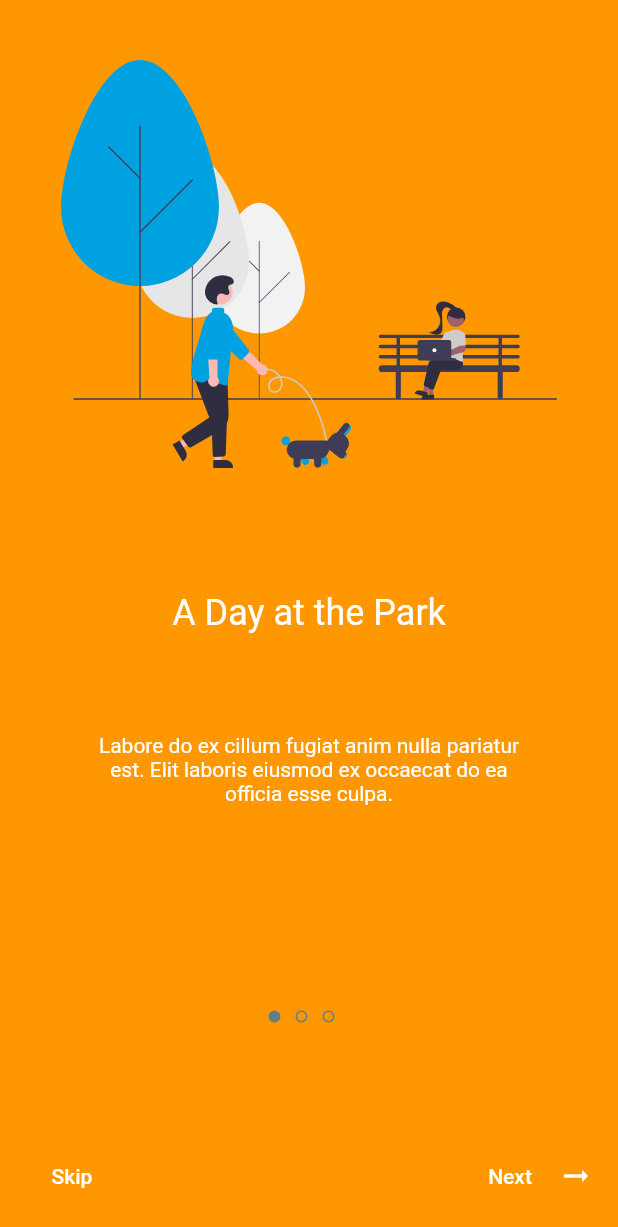
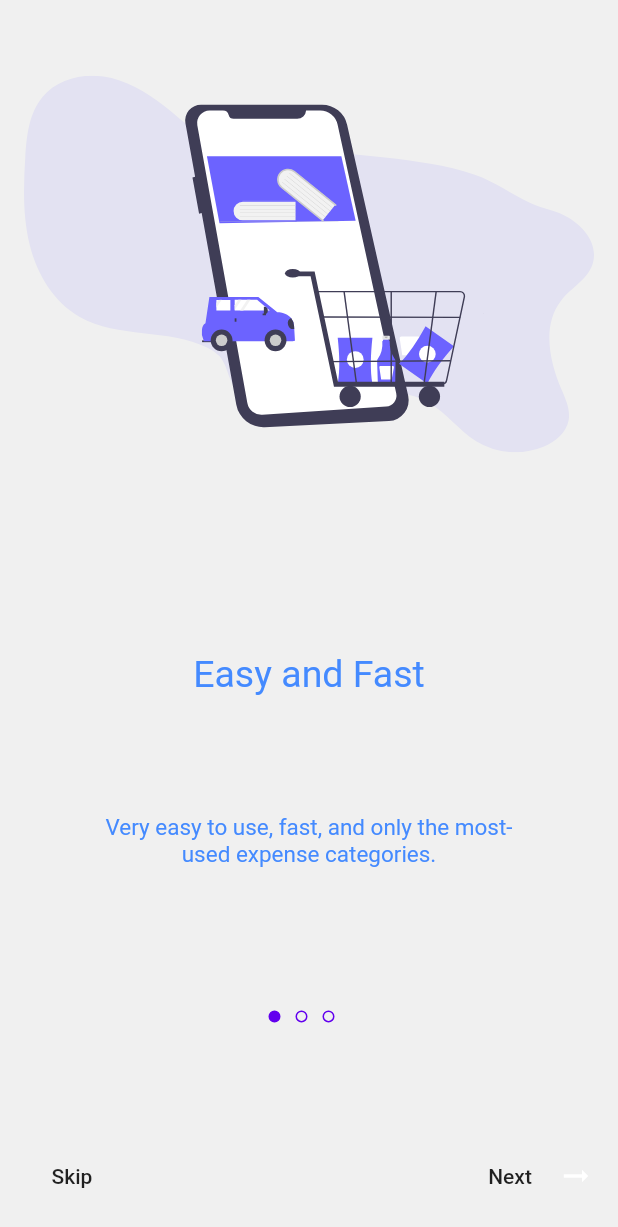
Before and after one commit to lbarqueira/expenses_control, a Flutter app: the screen it shows after launch, on a phone screen of 412 x 824 dp. Shown: the top 1227 px of the screen. Run offline on Flutter 3.47's test engine with Material 2 defaults, Android fonts, the phone set to English and light mode, and no system bars; our stand-ins replace charts_flutter, cloud_firestore, firebase_auth, firebase_core, flutter_local_notifications, flutter_native_timezone and 6 more; accounts and stored records are empty.

Commit message:
onboarding update

```diff
--- a/lib/main.dart
+++ b/lib/main.dart
@@ -24,7 +24,7 @@ void main() async {
   await Firebase.initializeApp();
   await SharedPreferences.getInstance().then(
     (prefs) {
-      var isDarkTheme = prefs.getBool('darkTheme') ?? true;
+      var isDarkTheme = prefs.getBool('darkTheme') ?? false;
       var isFistSeen = prefs.getBool('seen') ?? true;
       print('isDarkTheme = $isDarkTheme');
       print('isFistSeen = $isFistSeen');
--- a/lib/pages/login_page.dart
+++ b/lib/pages/login_page.dart
@@ -93,7 +93,7 @@ class _LoginPageState extends State<LoginPage> {
                   padding: EdgeInsets.all(12.0),
                 ),
                 child: Text(
-                  'Sign-In with Google',
+                  'Continue with Google',
                 ),
                 onPressed: () {
                   Provider.of<LoginState>(context, listen: false)
--- a/lib/pages/onboarding/onboarding_page.dart
+++ b/lib/pages/onboarding/onboarding_page.dart
@@ -17,22 +17,22 @@ class ExplanationData {
 final List<ExplanationData> data = [
   ExplanationData(
       description:
-          "Labore do ex cillum fugiat anim nulla pariatur est. Elit laboris eiusmod ex occaecat do ea officia esse culpa.",
-      title: "A Day at the Park",
-      localImageSrc: "assets/1.svg",
-      backgroundColor: Colors.orange[500]),
+          'Very easy to use, fast, and only the most-used expense categories.',
+      title: 'Easy and Fast',
+      localImageSrc: kIsWeb ? 'Group15.svg' : 'assets/Group15.svg',
+      backgroundColor: Color(0xfff0f0f0)),
   ExplanationData(
       description:
-          "Sit ullamco anim deserunt aliquip mollit id. Occaecat labore laboris magna reprehenderit sint in sunt ea.",
-      title: "Playing Fetch",
-      localImageSrc: "assets/2.svg",
-      backgroundColor: Colors.orange[700]),
+          'Month and annual data presented through Line and Pie graphics.',
+      title: 'Graphics',
+      localImageSrc: kIsWeb ? 'Group6.svg' : 'assets/Group6.svg',
+      backgroundColor: Color(0xfff0f0f0)),
   ExplanationData(
       description:
-          "Eiusmod aliqua laboris duis eiusmod ea ea commodo dolore. Ullamco nulla nostrud et officia.",
-      title: "Relaxing Walk",
-      localImageSrc: "assets/3.svg",
-      backgroundColor: Colors.green[800]),
+          'You can choose to be notified every day so you do not forget to add expenses.',
+      title: 'Notifications',
+      localImageSrc: kIsWeb ? 'Group10.svg' : 'assets/Group10.svg',
+      backgroundColor: Color(0xfff0f0f0)),
 ];
 
 class OnboardingPage extends StatefulWidget {
@@ -47,7 +47,8 @@ class _OnboardingPageState extends State<OnboardingPage> {
 
   @override
   Widget build(BuildContext context) {
-    return Container(
+    return Material(
+      child: Container(
         color: data[_currentIndex].backgroundColor,
         child: SafeArea(
           child: Container(
@@ -103,6 +104,7 @@ class _OnboardingPageState extends State<OnboardingPage> {
             ),
           ),
         ),
+      ),
     );
   }
 
@@ -114,8 +116,9 @@ class _OnboardingPageState extends State<OnboardingPage> {
       height: _currentIndex == index ? 8 : 8,
       width: _currentIndex == index ? 8 : 8,
       decoration: BoxDecoration(
-        border: Border.all(color: Colors.blueGrey),
-        color: _currentIndex == index ? Colors.blueGrey : Colors.transparent,
+        border: Border.all(color: Theme.of(context).colorScheme.primary),
+        color:
+            _currentIndex == index ? Theme.of(context).colorScheme.primary : Colors.transparent,
         borderRadius: BorderRadius.circular(4),
       ),
     );
@@ -142,16 +145,15 @@ class ExplanationPage extends StatelessWidget {
                   alignment: Alignment.center),
         ),
         Expanded(
-          child: Column(
-            crossAxisAlignment: CrossAxisAlignment.center,
-            mainAxisAlignment: MainAxisAlignment.center,
-            children: [
-              Text(
+          child: Container(),
+        ),
+        Expanded(
+          child: Container(
+            child: Text(
               data.title,
-                style: Theme.of(context).textTheme.headline5,
+              style: TextStyle(color: Colors.blueAccent, fontSize: 25.0),
               textAlign: TextAlign.center,
             ),
-            ],
           ),
         ),
         Expanded(
@@ -163,7 +165,7 @@ class ExplanationPage extends StatelessWidget {
                 padding: EdgeInsets.symmetric(horizontal: 48),
                 child: Text(
                   data.description,
-                  style: Theme.of(context).textTheme.bodyText2,
+                  style: TextStyle(color: Colors.blueAccent, fontSize: 15.0),
                   textAlign: TextAlign.center,
                 ),
               )
@@ -201,7 +203,7 @@ class BottomButtons extends StatelessWidget {
                 height: 50.0,
                 child: TextButton(
                   style: TextButton.styleFrom(
-                    backgroundColor: Colors.grey[400],
+                    backgroundColor: Colors.blueGrey[700],
                     shape: RoundedRectangleBorder(
                         borderRadius: BorderRadius.circular(100),
                         side: BorderSide.none),
```
Also changed, not shown: lib/month_widget.dart (+10 -15 lines), lib/pages/add_page.dart (+4 -5 lines), lib/pages/details_page.dart (+6 -2 lines), lib/pages/settings_page.dart (+51 -11 lines), assets/1.svg (deleted), assets/2.svg (deleted), assets/3.svg (deleted), assets/Group10.svg (added), assets/Group15.svg (added), assets/Group6.svg (added), assets/undraw_No_data_re_kwbl.png (deleted), 1 other file. Lines whose indentation alone changed are shown as unchanged.
